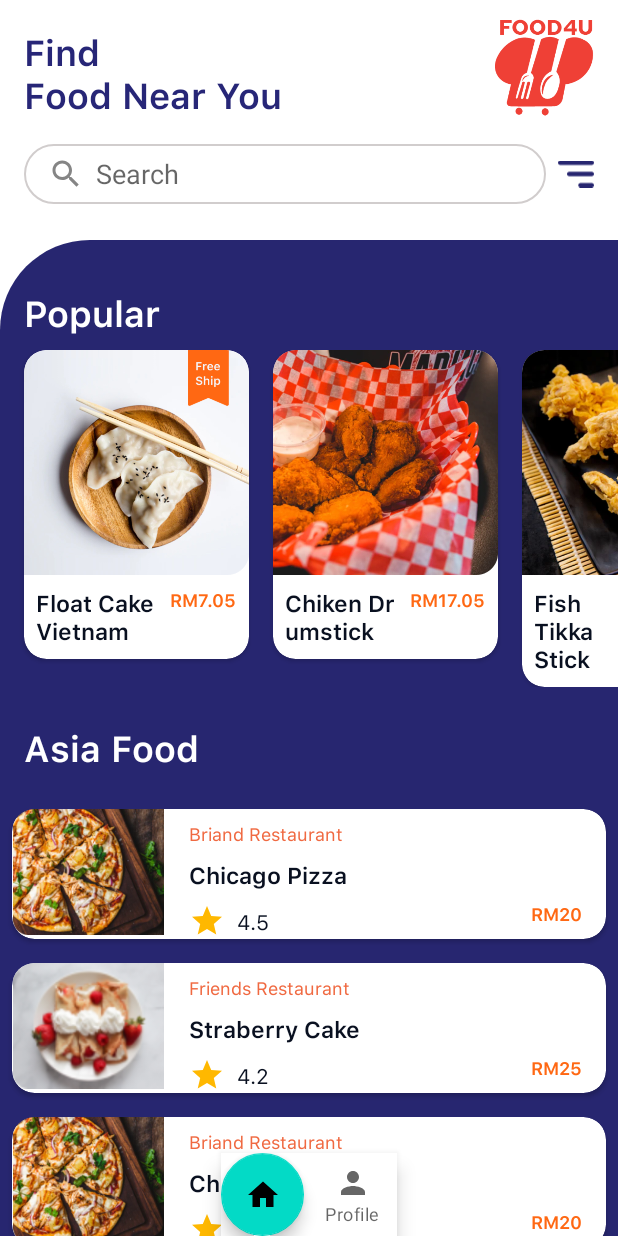
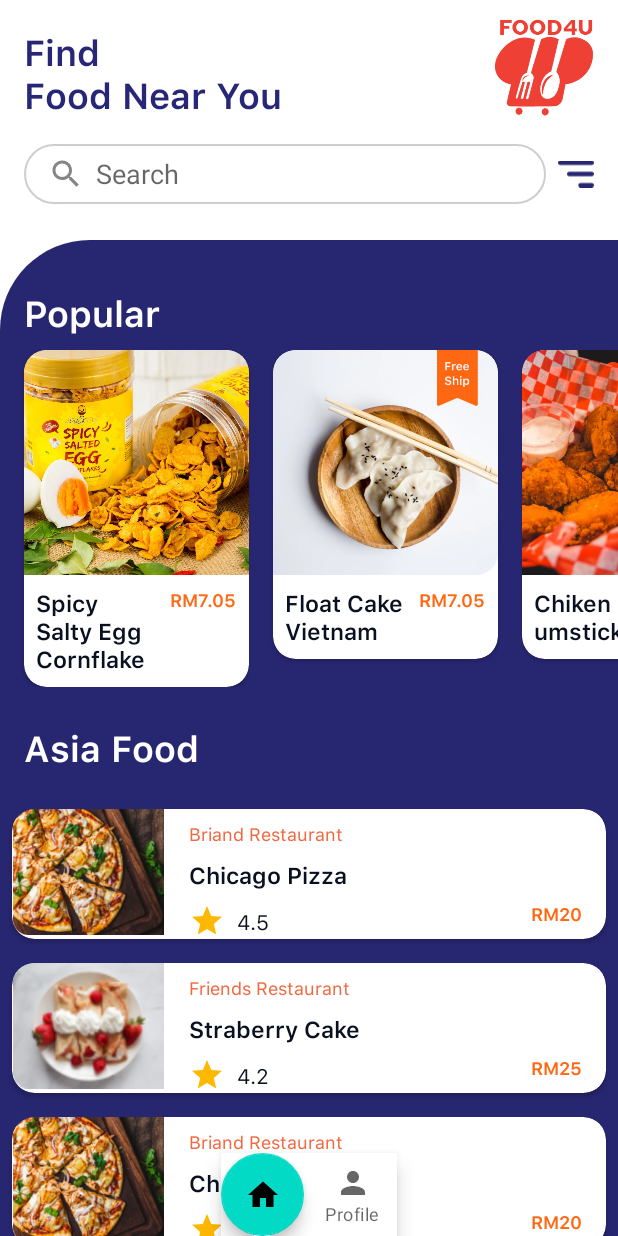
Before and after one commit to muazam99/FoodDeliveryApp-master, an Android app: the screen it shows after launch (MainActivity), on a phone screen of 412 x 824 dp. Run offline under Robolectric (Android 15) with nearby library versions, the phone set to English and light mode, and no system bars.

Commit message:
tambah product

```diff
--- a/app/src/main/java/com/conqueror/food4u/MainActivity.java
+++ b/app/src/main/java/com/conqueror/food4u/MainActivity.java
@@ -28,7 +28,7 @@ public class MainActivity extends AppCompatActivity {
         // now here we will add some dummy data to out model class
 
         List<PopularFood> popularFoodList = new ArrayList<>();
-
+        popularFoodList.add(new PopularFood("Spicy Salty Egg Cornflake", "RM7.05", R.drawable.saltyegg));
         popularFoodList.add(new PopularFood("Float Cake Vietnam", "RM7.05", R.drawable.popularfood1));
         popularFoodList.add(new PopularFood("Chiken Drumstick", "RM17.05", R.drawable.popularfood2));
         popularFoodList.add(new PopularFood("Fish Tikka Stick", "RM25.05", R.drawable.popularfood3));
```
Also changed, not shown: app/src/main/res/drawable/saltyegg.jpeg (added).
